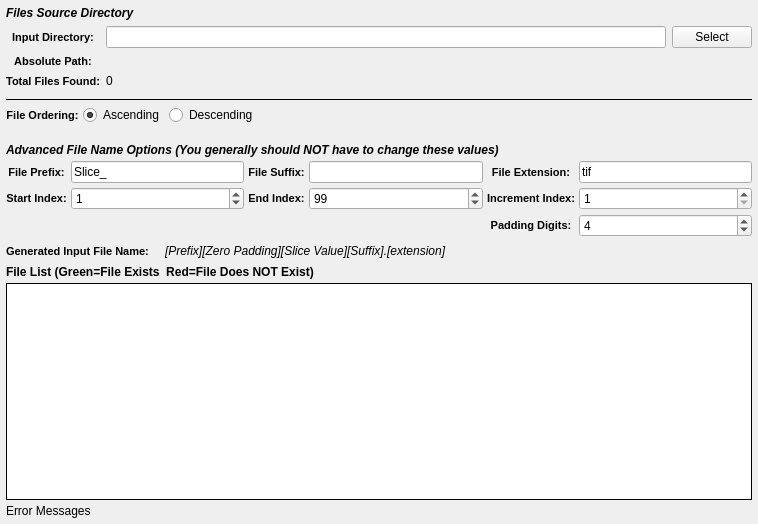
Old version of the form Source/SVWidgetsLib/FilterParameterWidgets/UI_Files/FileListInfoWidget.ui in the repository BlueQuartzSoftware/SIMPL.
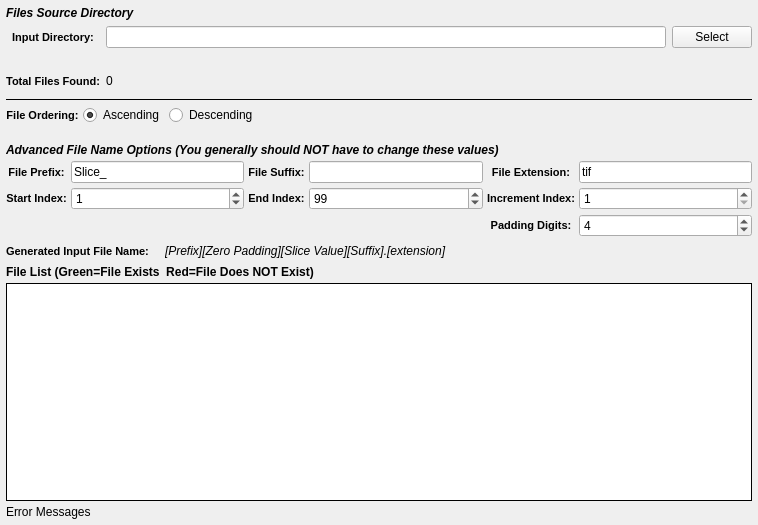
New version of the form. Custom widgets are drawn as their Qt base class.

Commit message:
Introduce new widgets. Update Style of new widgets
Created the SVSmallLabel widget that can be subclassed in QtDesigner to allow
more control over the presentation of the QLabel based class.
Update all the I/O widget codes that need to detect relative/absolute file paths
to hide/show as necessary and real-time update the path as the user types in a
value.
Implement default styles for the SVSmallLabel classes.

The edit to the form file:
```diff
--- a/Source/SVWidgetsLib/FilterParameterWidgets/UI_Files/FileListInfoWidget.ui
+++ b/Source/SVWidgetsLib/FilterParameterWidgets/UI_Files/FileListInfoWidget.ui
@@ -7,7 +7,7 @@
     <x>0</x>
     <y>0</y>
     <width>758</width>
-    <height>524</height>
+    <height>525</height>
    </rect>
   </property>
   <property name="title" stdset="0">
@@ -343,32 +343,6 @@
        </property>
       </widget>
      </item>
-     <item row="2" column="0">
-      <widget class="QLabel" name="absPathNameLabel">
-       <property name="font">
-        <font>
-         <pointsize>-1</pointsize>
-         <weight>75</weight>
-         <bold>true</bold>
-        </font>
-       </property>
-       <property name="toolTip">
-        <string>The directory that contains the .ang or .ctf files</string>
-       </property>
-       <property name="styleSheet">
-        <string notr="true">QLabel {
-font-weight: bold;
-font-size: 11px;
-}</string>
-       </property>
-       <property name="text">
-        <string>Absolute Path:</string>
-       </property>
-       <property name="alignment">
-        <set>Qt::AlignCenter</set>
-       </property>
-      </widget>
-     </item>
      <item row="2" column="1">
       <widget class="QLabel" name="absPathLabel">
        <property name="font">
@@ -544,6 +518,11 @@
    <extends>QLineEdit</extends>
    <header location="global">QtSLineEdit.h</header>
   </customwidget>
+  <customwidget>
+   <class>SVSmallLabel</class>
+   <extends>QLabel</extends>
+   <header location="global">SVControlWidgets.h</header>
+  </customwidget>
   <customwidget>
    <class>SVSpinBox</class>
    <extends>QSpinBox</extends>
```
Left out of the diff: 10 changed lines with no effect on the pictures. The commit also changes 9 other files.
